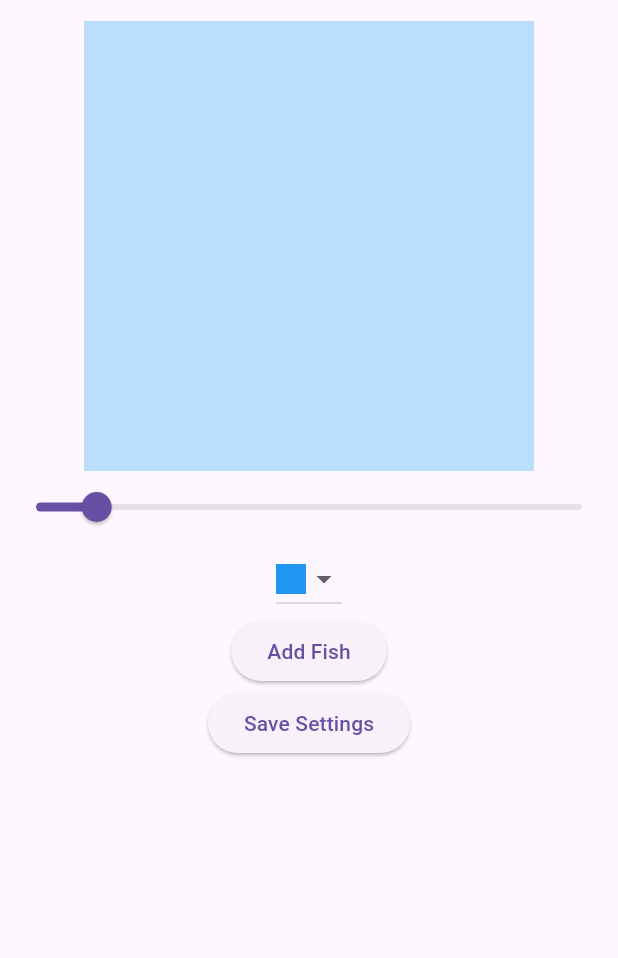
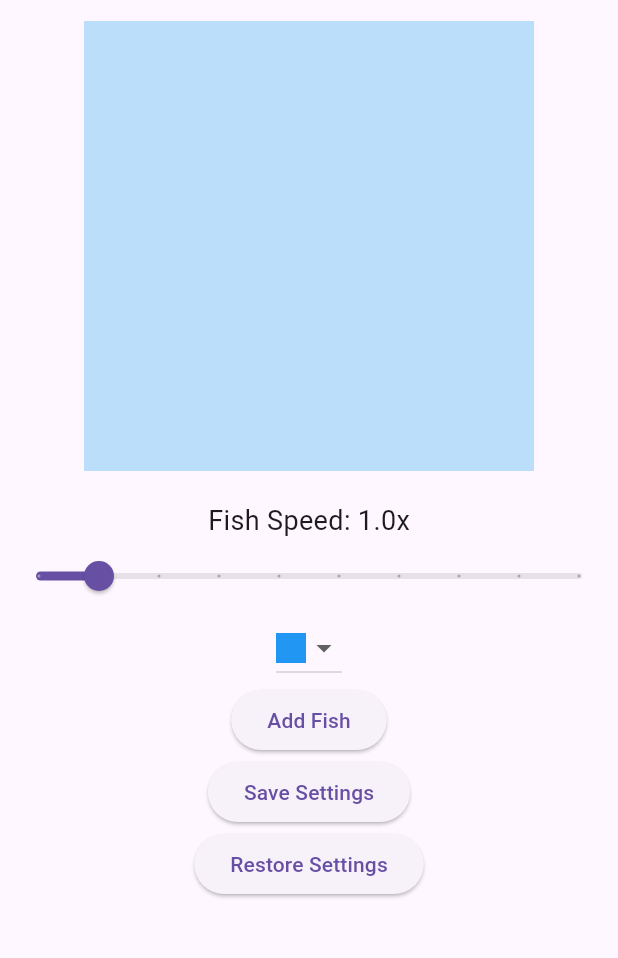
Before and after one commit to emmawalkerMAD2024/CW05, a Flutter app: the screen it shows after launch, after a tap on "Save Settings", on a phone screen of 412 x 824 dp, the part 63-1021 px from its top. Run offline on Flutter 3.47's test engine with Material 3 defaults, Android fonts, the light colour scheme and no system bars; our stand-ins replace sqflite; accounts and stored records are empty.

Commit message:
movement and UI improved

```diff
--- a/lib/main.dart
+++ b/lib/main.dart
@@ -1,12 +1,13 @@
+import 'dart:math';
 import 'package:flutter/material.dart';
+import 'package:sqflite/sqflite.dart';
 import 'package:path/path.dart';
-import 'package:sqflite/sqflite.dart';
 
 void main() {
-  runApp(AquariumApp());
+  runApp(MyApp());
 }
 
-class AquariumApp extends StatelessWidget {
+class MyApp extends StatelessWidget {
   @override
   Widget build(BuildContext context) {
     return MaterialApp(
@@ -28,57 +29,59 @@ class _AquariumHomePageState extends State<AquariumHomePage> {
   List<Fish> fishList = [];
   Color selectedColor = Colors.blue;
   double selectedSpeed = 1.0;
+  late Database database;
 
   @override
   void initState() {
     super.initState();
-    _loadSettings(); // Load settings from local storage
+    _initializeDatabase().then((_) => _loadSettingsFromDatabase());
   }
 
-  // Initialize SQLite database
-  Future<Database> _initDatabase() async {
-    return openDatabase(
+  Future<void> _initializeDatabase() async {
+    database = await openDatabase(
       join(await getDatabasesPath(), 'aquarium.db'),
       onCreate: (db, version) {
         return db.execute(
-          'CREATE TABLE settings(id INTEGER PRIMARY KEY, fishCount INTEGER, speed REAL, color TEXT)',
+          'CREATE TABLE aquarium_settings(id INTEGER PRIMARY KEY, fish_count INTEGER, speed REAL, color INTEGER)',
         );
       },
       version: 1,
     );
   }
 
-  // Save settings to SQLite
-  Future<void> _saveSettings() async {
-    final db = await _initDatabase();
-    await db.insert(
-      'settings',
+  Future<void> _saveSettingsToDatabase() async {
+    await database.insert(
+      'aquarium_settings',
       {
-        'fishCount': fishList.length,
+        'id': 1,
+        'fish_count': fishList.length,
         'speed': selectedSpeed,
-        'color': selectedColor.value.toString(),
+        'color': selectedColor.value,
       },
       conflictAlgorithm: ConflictAlgorithm.replace,
     );
+    print('Settings saved');
   }
 
-  // Load settings from SQLite
-  Future<void> _loadSettings() async {
-    final db = await _initDatabase();
-    final List<Map<String, dynamic>> settings = await db.query('settings');
+  Future<void> _loadSettingsFromDatabase() async {
+    final List<Map<String, dynamic>> settings =
+        await database.query('aquarium_settings', where: 'id = 1');
+
     if (settings.isNotEmpty) {
-      final Map<String, dynamic> savedSettings = settings.first;
       setState(() {
-        selectedSpeed = savedSettings['speed'];
-        selectedColor = Color(int.parse(savedSettings['color']));
-        for (int i = 0; i < savedSettings['fishCount']; i++) {
-          fishList.add(Fish(color: selectedColor, speed: selectedSpeed));
-        }
+        selectedSpeed = settings[0]['speed'];
+        selectedColor = Color(settings[0]['color']);
+        int fishCount = settings[0]['fish_count'];
+
+        // Repopulate the fishList based on saved fish count, speed, and color
+        fishList = List.generate(fishCount, (_) => Fish(color: selectedColor, speed: selectedSpeed));
       });
+      print('Settings restored');
+    } else {
+      print('No settings found to restore');
     }
   }
 
-  // Add a new fish to the aquarium
   void _addFish() {
     if (fishList.length < 10) {
       setState(() {
@@ -103,11 +106,17 @@ class _AquariumHomePageState extends State<AquariumHomePage> {
               children: fishList.map((fish) => fish).toList(),
             ),
           ),
+          SizedBox(height: 20), // Space between aquarium and controls
+          Text(
+            "Fish Speed: ${selectedSpeed.toStringAsFixed(1)}x",
+            style: TextStyle(fontSize: 18),
+          ),
           Slider(
             value: selectedSpeed,
             min: 0.5,
             max: 5.0,
-            label: selectedSpeed.toString(),
+            divisions: 9,
+            label: "${selectedSpeed.toStringAsFixed(1)}x",
             onChanged: (double value) {
               setState(() {
                 selectedSpeed = value;
@@ -133,8 +142,12 @@ class _AquariumHomePageState extends State<AquariumHomePage> {
             child: Text("Add Fish"),
           ),
           ElevatedButton(
-            onPressed: _saveSettings,
+            onPressed: _saveSettingsToDatabase,
             child: Text("Save Settings"),
+          ),
+          ElevatedButton(
+            onPressed: _loadSettingsFromDatabase,
+            child: Text("Restore Settings"),
           ),
         ],
       ),
@@ -143,8 +156,8 @@ class _AquariumHomePageState extends State<AquariumHomePage> {
 }
 
 class Fish extends StatefulWidget {
-   Color color;
-   double speed;
+  final Color color;
+  final double speed;
 
   Fish({required this.color, required this.speed});
 
@@ -158,6 +171,7 @@ class _FishState extends State<Fish> with SingleTickerProviderStateMixin {
   double dy = 0;
   double dxSpeed = 1.0;
   double dySpeed = 1.0;
+  Random random = Random();
 
   @override
   void initState() {
@@ -172,6 +186,12 @@ class _FishState extends State<Fish> with SingleTickerProviderStateMixin {
         dx += dxSpeed * widget.speed;
         dy += dySpeed * widget.speed;
 
+        // Randomize the movement slightly for natural effect
+        if (random.nextDouble() > 0.98) {
+          dxSpeed = randomDirection(dxSpeed);
+          dySpeed = randomDirection(dySpeed);
+        }
+
         // Reverse direction when hitting horizontal boundaries (width)
         if (dx >= 280 || dx <= 0) {
           dxSpeed = -dxSpeed;
@@ -183,6 +203,11 @@ class _FishState extends State<Fish> with SingleTickerProviderStateMixin {
         }
       });
     });
+  }
+
+  // Randomize the movement to introduce variation
+  double randomDirection(double currentSpeed) {
+    return random.nextBool() ? currentSpeed : -currentSpeed;
   }
 
   @override
```
